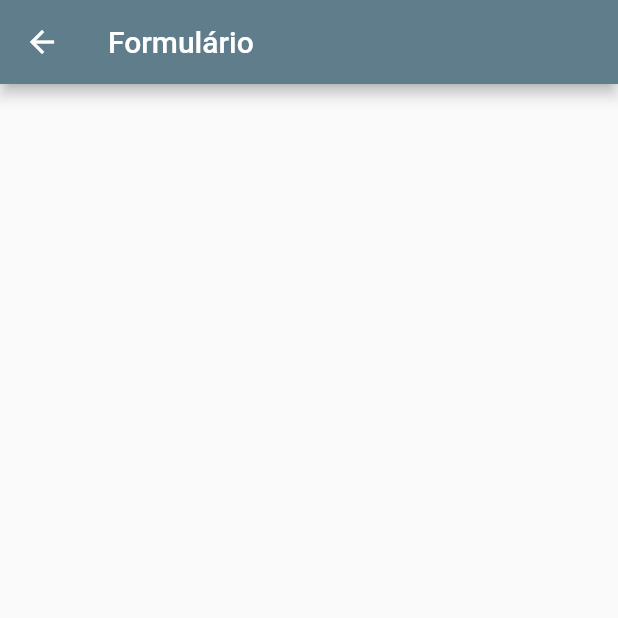
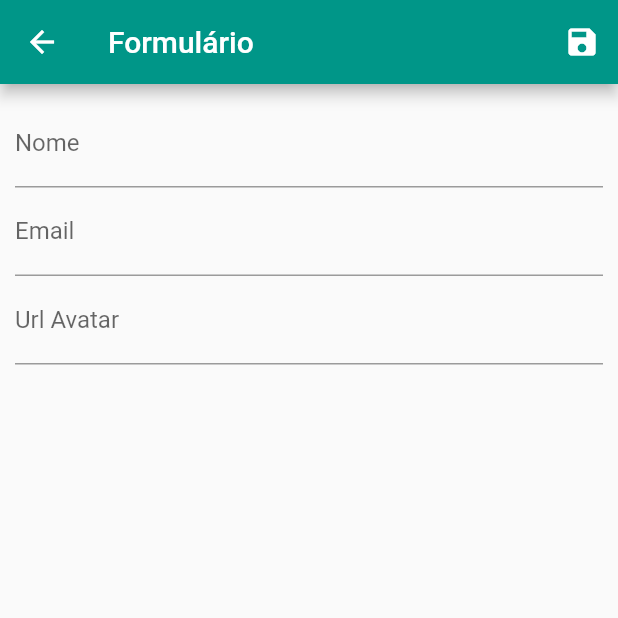
Before and after one commit to rodrigovart/UserManagement, a Flutter app: the UserForm screen opened by its route, on a phone screen of 412 x 824 dp, the top half of it. Run offline on Flutter 3.47's test engine with Material 2 defaults, Android fonts, the phone set to English and light mode, and no system bars; network calls fail.

```diff
--- a/app/lib/main.dart
+++ b/app/lib/main.dart
@@ -1,3 +1,5 @@
+// ignore_for_file: unused_import
+
 import 'package:app/models/user.dart';
 import 'package:app/provider/users.dart';
 import 'package:app/routes/app_routes.dart';
@@ -22,7 +24,7 @@ class MyApp extends StatelessWidget {
       child: MaterialApp(
         title: 'Users Management',
         theme: ThemeData(
-          primarySwatch: Colors.blueGrey,
+          primarySwatch: Colors.teal,
         ),
         routes: {
           AppRoutes.HOME: (_) => const UserList(),
--- a/app/lib/views/user-form.dart
+++ b/app/lib/views/user-form.dart
@@ -1,14 +1,99 @@
-import 'package:flutter/cupertino.dart';
+// ignore_for_file: file_names
+
 import 'package:flutter/material.dart';
+import 'package:app/models/user.dart';
+import 'package:app/provider/users.dart';
+import 'package:provider/provider.dart';
 
 class UserForm extends StatelessWidget {
   const UserForm({Key? key}) : super(key: key);
 
+  static final _form = GlobalKey<FormState>();
+  static final Map<String, String> _formData = {};
+  // ignore: prefer_typing_uninitialized_variables
+  static var id;
+
+  void _fillForm(UserModel? user) {
+    id = user?.id;
+    _formData['nome'] = user?.nome ?? '';
+    _formData['email'] = user?.email ?? '';
+    _formData['avatar'] = user?.avatar ?? '';
+  }
+
   @override
   Widget build(BuildContext context) {
+    final UserModel? user =
+        (ModalRoute.of(context)?.settings.arguments) as UserModel?;
+
+    _fillForm(user);
+
+    final UsersProvider usersProvider = Provider.of(context, listen: false);
+
     return Scaffold(
       appBar: AppBar(
-        title: Text('Formulário'),
+        title: const Text('Formulário'),
+        actions: <Widget>[
+          IconButton(
+            icon: const Icon(Icons.save),
+            onPressed: () {
+              final isValid = _form.currentState?.validate() ?? false;
+
+              if (isValid) {
+                _form.currentState?.save();
+                usersProvider.put(UserModel(
+                  id: id,
+                  nome: _formData['nome'] ?? '',
+                  email: _formData['email'] ?? '',
+                  avatar: _formData['avatar'] ?? '',
+                ));
+                Navigator.of(context).pop();
+              }
+            },
+          )
+        ],
+      ),
+      body: Padding(
+        padding: const EdgeInsets.all(10),
+        child: Form(
+          key: _form,
+          child: Column(
+            children: <Widget>[
+              TextFormField(
+                initialValue: _formData['nome'],
+                decoration: const InputDecoration(labelText: 'Nome'),
+                validator: (value) {
+                  if (value!.isEmpty) {
+                    return 'VALOR NAO PODE SER VAZIO!';
+                  }
+                  return null;
+                },
+                onSaved: (value) => _formData['nome'] = value!,
+              ),
+              TextFormField(
+                initialValue: _formData['email'],
+                decoration: const InputDecoration(labelText: 'Email'),
+                validator: (value) {
+                  if (value!.isEmpty) {
+                    return 'VALOR NAO PODE SER VAZIO!';
+                  }
+                  return null;
+                },
+                onSaved: (value) => _formData['email'] = value!,
+              ),
+              TextFormField(
+                initialValue: _formData['avatar'],
+                decoration: const InputDecoration(labelText: 'Url Avatar'),
+                validator: (value) {
+                  if (value!.isEmpty) {
+                    return 'VALOR NAO PODE SER VAZIO!';
+                  }
+                  return null;
+                },
+                onSaved: (value) => _formData['avatar'] = value!,
+              ),
+            ],
+          ),
+        ),
       ),
     );
   }
--- a/app/lib/views/user_list.dart
+++ b/app/lib/views/user_list.dart
@@ -1,4 +1,3 @@
-import 'package:app/models/user.dart';
 import 'package:app/provider/users.dart';
 import 'package:app/routes/app_routes.dart';
 import 'package:app/widgets/user_title.dart';
```
Also changed, not shown: app/lib/widgets/user_title.dart (+46 -1 lines), 2 other files.
